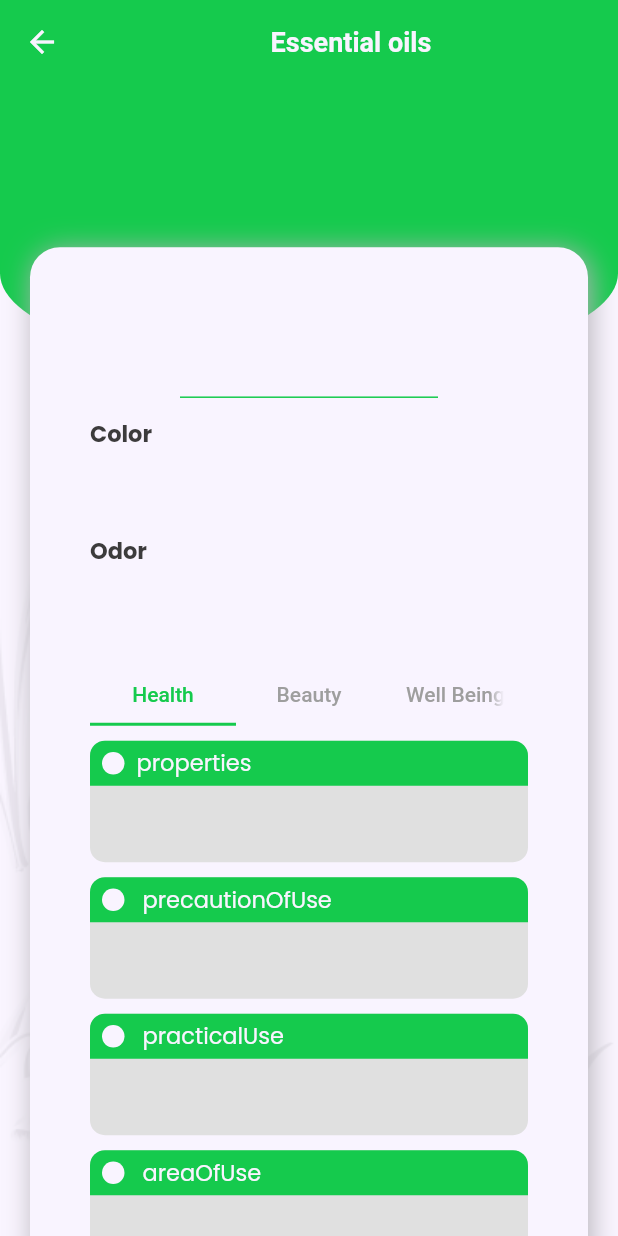
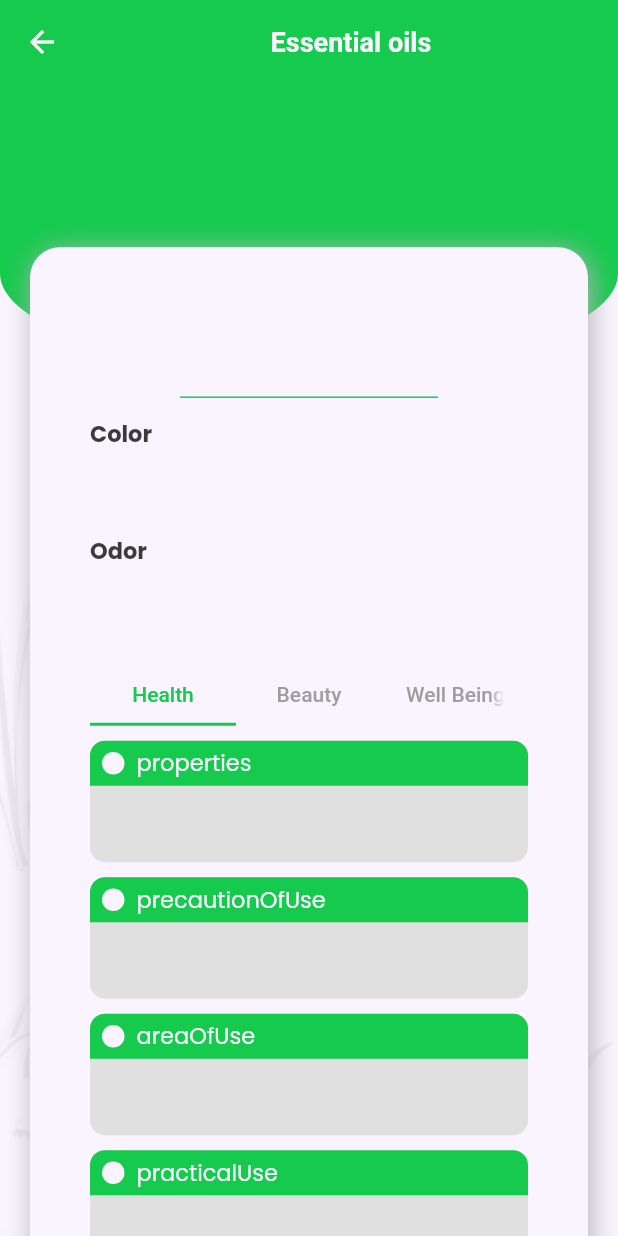
Before and after one commit to phytogenia/aromatherapy-app, a Flutter app: the OilDetails screen opened directly with empty values, on a phone screen of 412 x 824 dp. Run offline on Flutter 3.47's test engine with Material 2 defaults, Android fonts, the phone set to English and light mode, and no system bars; our stand-ins replace cloud_firestore, curved_navigation_bar, firebase_auth, firebase_core, google_fonts, google_sign_in and 2 more; missing offline and left inert: flutter_facebook_auth; accounts and stored records are empty.

Commit message:
tabs ouil details function fix

```diff
--- a/lib/screens/home/oils/oil_details.dart
+++ b/lib/screens/home/oils/oil_details.dart
@@ -312,37 +312,28 @@ class _OilDetailsState extends State<OilDetails> {
                                     ? SizedBox(
                                         height:
                                             MediaQuery.of(context).size.height,
-                                        child: ListView.builder(
+                                        child: health != null?
+                                        ListView.builder(
                                             padding: const EdgeInsets.symmetric(
                                                 vertical: 10),
                                             physics: NeverScrollableScrollPhysics(),
                                             shrinkWrap: true,
-                                            itemCount: health
-                                                .toString()
-                                                .split(",")
-                                                .length,
+                                            itemCount: health!.toMap().entries.toList().length,
                                             scrollDirection: Axis.vertical,
                                             itemBuilder: (context, index) {
-
-                                              return !health
-                                                      .toString()
-                                                      .split(",")[index]
-                                                      .split(':')[1]
-                                                      .contains("null")
+                                              var entryList = health!.toMap().entries.toList();
+                                              print(index);
+                                              return !entryList[index].value.toString().contains("null")
                                                   ? PrimaryPropertyDescriptionCard(
-                                                      title: health
-                                                          .toString()
-                                                          .split(",")[index]
-                                                          .split(":")[0],
-                                                      description: health
-                                                          .toString()
-                                                          .split(",")[index]
-                                                          .split(":")[1],
+                                                      title: entryList[index].key,
+                                                      description: entryList[index].value ,
                                                     )
                                                   : const SizedBox(
                                                       height: 0,
                                                     );
-                                            }))
+                                            }):const SizedBox(
+                                          height: 0,
+                                        ))
                                     : SelectedIndex == 1
                                         ? SizedBox(
                                             height: MediaQuery.of(context)
```
